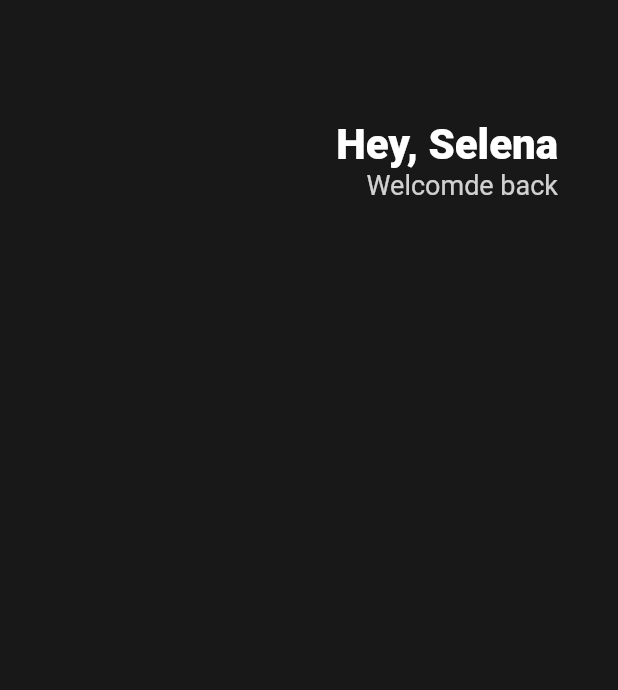
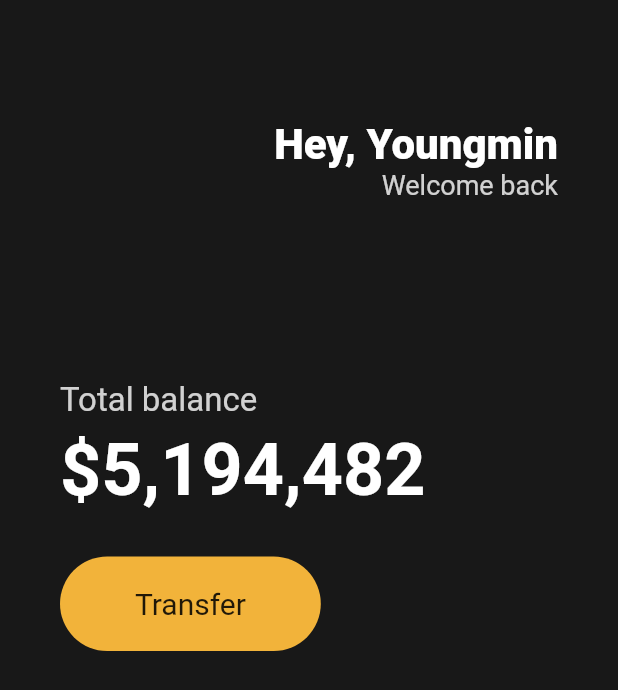
Before and after one commit to aprochoi/flutter_prac, a Flutter app: the screen it shows after launch, on a phone screen of 412 x 824 dp. Shown: the top 690 px of the screen. Run offline on Flutter 3.47's test engine with Material 2 defaults, Android fonts, the light colour scheme and no system bars; our stand-ins replace bloc, cloud_firestore, firebase_core, flutter_bloc, flutter_spinkit, flutter_svg and 8 more; missing offline and left inert: dart:html; accounts and stored records are empty.

Commit message:
UI 버튼 추가

```diff
--- a/ui_test/lib/main.dart
+++ b/ui_test/lib/main.dart
@@ -15,25 +15,28 @@
       theme: ThemeData(
         primarySwatch: Colors.blue,
       ),
-      home: const MyPage(),
+      home: MyPage(),
     );
   }
 }
 
 class MyPage extends StatelessWidget {
-  const MyPage({Key? key}) : super(key: key);
+  MyPage({Key? key}) : super(key: key);
+
+  String name = 'Youngmin';
 
   @override
   Widget build(BuildContext context) {
     return Scaffold(
-      backgroundColor: Color(0xFF181818),
+      backgroundColor: const Color(0xFF181818),
       body: Padding(
         padding: const EdgeInsets.symmetric(
           horizontal: 40,
         ),
         child: Column(
+          crossAxisAlignment: CrossAxisAlignment.start,
           children: [
-            SizedBox(
+            const SizedBox(
               height: 80,
             ),
             Row(
@@ -43,15 +46,15 @@
                   crossAxisAlignment: CrossAxisAlignment.end,
                   children: [
                     Text(
-                      'Hey, Selena',
-                      style: TextStyle(
+                      'Hey, $name',
+                      style: const TextStyle(
                         color: Colors.white,
                         fontSize: 28,
                         fontWeight: FontWeight.w800,
                       ),
                     ),
                     Text(
-                      'Welcomde back',
+                      'Welcome back',
                       style: TextStyle(
                         color: Colors.white.withOpacity(0.8),
                         fontSize: 18,
@@ -61,6 +64,55 @@
                 ),
               ],
             ),
+            const SizedBox(
+              height: 120,
+            ),
+            Text(
+              'Total balance',
+              style: TextStyle(
+                fontSize: 22,
+                color: Colors.white.withOpacity(0.8),
+              ),
+            ),
+            const SizedBox(
+              height: 5,
+            ),
+            const Text(
+              '\$5,194,482',
+              style: TextStyle(
+                fontWeight: FontWeight.w600,
+                fontSize: 48,
+                color: Colors.white,
+              ),
+            ),
+            const SizedBox(
+              height: 30,
+            ),
+            Row(
+              children: [
+                Container(
+                  decoration: BoxDecoration(
+                      color: const Color(
+                        0xFFF2B33A,
+                      ),
+                      borderRadius: BorderRadius.circular(
+                        45,
+                      )),
+                  child: const Padding(
+                    padding: EdgeInsets.symmetric(
+                      vertical: 20,
+                      horizontal: 50,
+                    ),
+                    child: Text(
+                      'Transfer',
+                      style: TextStyle(
+                        fontSize: 20,
+                      ),
+                    ),
+                  ),
+                ),
+              ],
+            )
           ],
         ),
       ),
```
